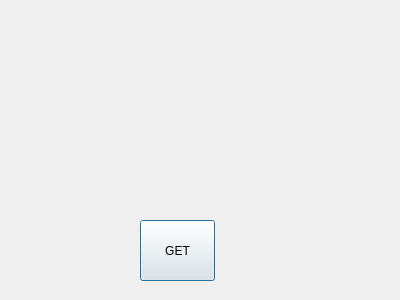
Before: the Qt Designer form loudspeakersettingsdialog.ui in AceOfSnakes/AvrPioRemote, drawn with Qt 5.
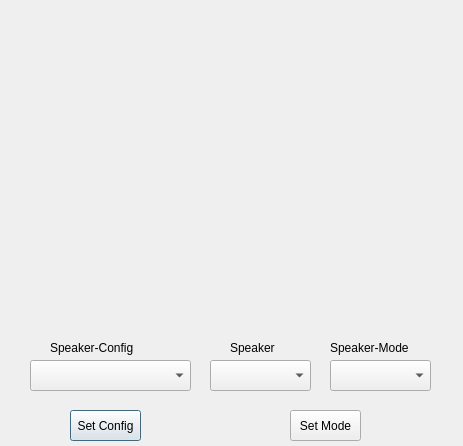
After: the same form once the commit is applied.

Commit message: Lautsprechersettings in der 1. Version. Über den jetzigen Elementen sollen die Slider hin. Funktionieren tut die Konfig-Setzen mit Fehlerhandling.

Diff of the .ui file:
```diff
--- a/loudspeakersettingsdialog.ui
+++ b/loudspeakersettingsdialog.ui
@@ -6,8 +6,8 @@
    <rect>
     <x>0</x>
     <y>0</y>
-    <width>400</width>
-    <height>300</height>
+    <width>463</width>
+    <height>446</height>
    </rect>
   </property>
   <property name="windowTitle">
@@ -16,14 +16,105 @@
   <widget class="QPushButton" name="GetButton">
    <property name="geometry">
     <rect>
-     <x>140</x>
-     <y>220</y>
-     <width>75</width>
-     <height>61</height>
+     <x>70</x>
+     <y>410</y>
+     <width>71</width>
+     <height>31</height>
     </rect>
    </property>
    <property name="text">
-    <string>GET</string>
+    <string>Set Config</string>
+   </property>
+  </widget>
+  <widget class="QComboBox" name="LSsystem">
+   <property name="geometry">
+    <rect>
+     <x>30</x>
+     <y>360</y>
+     <width>161</width>
+     <height>31</height>
+    </rect>
+   </property>
+   <property name="maxVisibleItems">
+    <number>3</number>
+   </property>
+  </widget>
+  <widget class="QLabel" name="label">
+   <property name="geometry">
+    <rect>
+     <x>50</x>
+     <y>340</y>
+     <width>111</width>
+     <height>16</height>
+    </rect>
+   </property>
+   <property name="text">
+    <string>Speaker-Config</string>
+   </property>
+  </widget>
+  <widget class="QComboBox" name="speaker">
+   <property name="geometry">
+    <rect>
+     <x>210</x>
+     <y>360</y>
+     <width>101</width>
+     <height>31</height>
+    </rect>
+   </property>
+   <property name="maxVisibleItems">
+    <number>3</number>
+   </property>
+  </widget>
+  <widget class="QComboBox" name="speakermode">
+   <property name="geometry">
+    <rect>
+     <x>330</x>
+     <y>360</y>
+     <width>101</width>
+     <height>31</height>
+    </rect>
+   </property>
+   <property name="maxVisibleItems">
+    <number>3</number>
+   </property>
+  </widget>
+  <widget class="QLabel" name="label_2">
+   <property name="geometry">
+    <rect>
+     <x>230</x>
+     <y>340</y>
+     <width>61</width>
+     <height>16</height>
+    </rect>
+   </property>
+   <property name="text">
+    <string>Speaker</string>
+   </property>
+  </widget>
+  <widget class="QLabel" name="label_3">
+   <property name="geometry">
+    <rect>
+     <x>330</x>
+     <y>340</y>
+     <width>91</width>
+     <height>16</height>
+    </rect>
+   </property>
+   <property name="text">
+    <string>Speaker-Mode</string>
+   </property>
+  </widget>
+  <widget class="QPushButton" name="SetBut2">
+   <property name="geometry">
+    <rect>
+     <x>290</x>
+     <y>410</y>
+     <width>71</width>
+     <height>31</height>
+    </rect>
+   </property>
+   <property name="text">
+    <string>Set Mode</string>
    </property>
   </widget>
  </widget>
```
Left out of the diff: 2 changed lines with no effect on the pictures. The commit also changes 3 other files.
